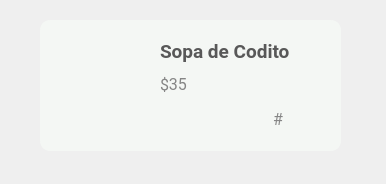
This is El-Patio/mesero/mesero_tarjeta_menu.ui in MrDanielG/IHC-ElPatio as Qt 5 draws it before an edit. The edited form follows.
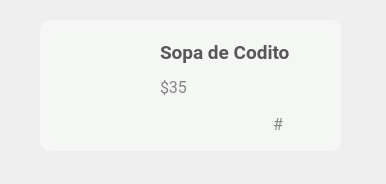
This is the edited form. Icons and pictures are not drawn.

```diff
--- a/El-Patio/mesero/mesero_tarjeta_menu.ui
+++ b/El-Patio/mesero/mesero_tarjeta_menu.ui
@@ -38,7 +38,7 @@
       <x>20</x>
       <y>20</y>
       <width>261</width>
-      <height>94</height>
+      <height>99</height>
      </rect>
     </property>
     <layout class="QHBoxLayout" name="horizontalLayout_2">
```
Left out of the diff: 15 changed lines with no effect on the pictures.
